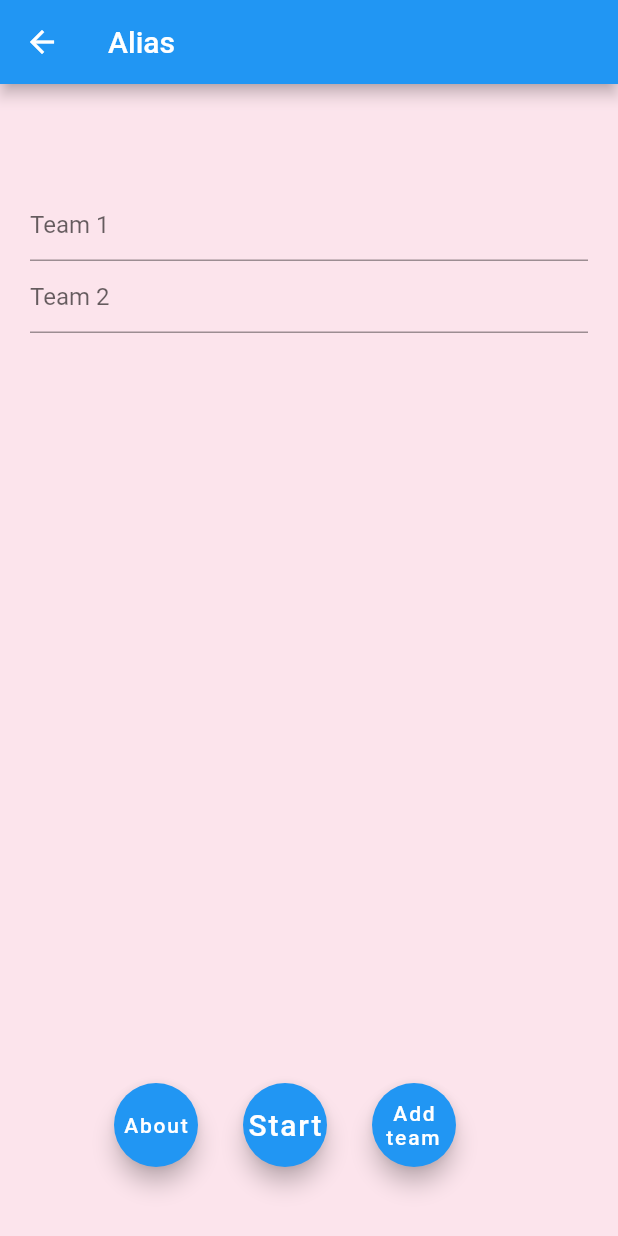
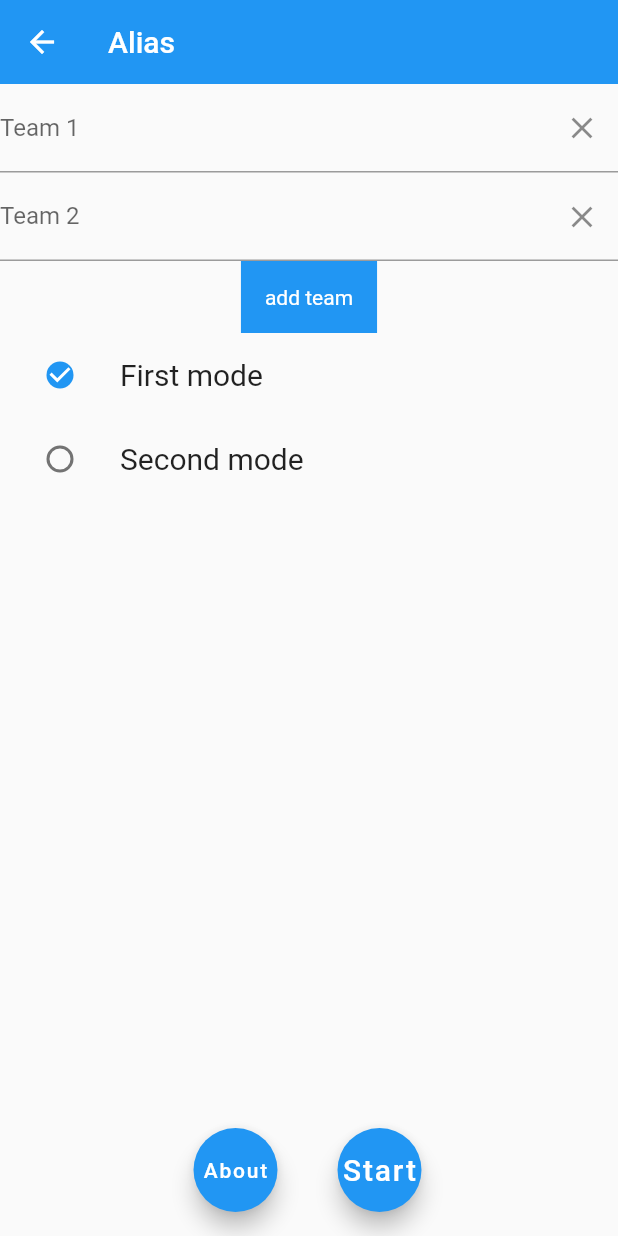
Before and after one commit to ComputerScienceHayk/three_in_one_game, a Flutter app: the screen it shows after launch, after a tap on "ALIAS", on a phone screen of 412 x 824 dp. Run offline on Flutter 3.47's test engine with Material 2 defaults, Android fonts, the phone set to English and light mode, and no system bars; our stand-ins replace circular_check_box, share, shared_preferences, timer_count_down.

Commit message:
Alias interim version

```diff
--- a/lib/localization/langs/am.json
+++ b/lib/localization/langs/am.json
@@ -5,5 +5,8 @@
   "ALIAS": "ԱԼԻԱՍ",
   "PANTAMIMA": "ՊԱՆՏԱՄԻՄԱ",
   "BLIPEL": "ԲԼԻՊԵԼ",
-  "START": "ՍԿՍԵԼ"
+  "START": "ՍԿՍԵԼ",
+  "NEXT": "ՀԱՋՈՐԴԸ",
+  "ACCEPT": "ԸՆԴՈւՆԵԼ",
+  "FAIL" : "ՁԱԽՈՂՈՒՄ",
 }
--- a/lib/localization/langs/en.json
+++ b/lib/localization/langs/en.json
@@ -5,5 +5,8 @@
   "ALIAS": "ALIAS",
   "PANTAMIMA": "PANTAMIMA",
   "BLIPEL": "BLIPEL",
-  "START": "START"
+  "START": "START",
+  "NEXT" : "NEXT",
+  "ACCEPT" : "ACCEPT",
+  "FAIL": "FAIL"
 }
--- a/lib/localization/langs/ru.json
+++ b/lib/localization/langs/ru.json
@@ -5,5 +5,8 @@
   "ALIAS": "АЛИАС",
   "PANTAMIMA": "ПАНТАМИМА",
   "BLIPEL": "БЛИПЕЛ",
-  "START": "НАЧАТЬ"
+  "START": "НАЧАТЬ",
+  "NEXT": "СЛЕДУЮЩИЙ",
+  "ACCEPT":"ПРИНИМАТЬ",
+  "FAIL": "ПРОВАЛ"
 }
--- a/lib/screens/Alias.dart
+++ b/lib/screens/Alias.dart
@@ -1,12 +1,23 @@
+// import 'dart:html';
 import 'dart:ui';
+import 'package:flutter/cupertino.dart';
 import 'package:flutter/material.dart';
 import 'package:three_in_one_game/localization/consts.dart';
 import 'package:three_in_one_game/localization/langs.dart';
 import 'package:three_in_one_game/styles/styles.dart';
 import '../main.dart';
 import 'AboutAlias.dart';
+import 'AliasFirstModeStart.dart';
+import 'package:circular_check_box/circular_check_box.dart';
+import 'AliasSecondModeStart.dart';
 
 class Alias extends StatefulWidget {
+  const Alias({
+    this.initialCount = 2,
+  });
+
+  final int initialCount;
+
   @override
   _AliasState createState() => _AliasState();
 }
@@ -16,71 +27,227 @@ class _AliasState extends State<Alias> {
     Locale _locale = await setLocale(language.languageCode);
     ThreeInOne.setLocale(context, _locale);
   }
-  final List<Widget> list = new List<Widget>();
+
+  int fieldCount = 0;
+  int nextIndex = 0;
+  List<TextEditingController> controllers = <TextEditingController>[];
+
+  List<Widget> _buildList() {
+    int i;
+    if (controllers.length < fieldCount) {
+      for (i = controllers.length; i < fieldCount; i++) {
+        controllers.add(TextEditingController());
+      }
+    }
+    i = 0;
+    return controllers.map<Widget>((TextEditingController controller) {
+      int displayNumber = i + 1;
+      i++;
+      return TextField(
+        controller: controller,
+        maxLength: 20,
+        decoration: InputDecoration(
+          labelText: "Team $displayNumber",
+          counterText: "",
+          suffixIcon: IconButton(
+            icon: Icon(Icons.clear),
+            onPressed: () {
+              setState(() {
+                fieldCount--;
+                controllers.remove(controller);
+              });
+            },
+          ),
+        ),
+      );
+    }).toList(); // convert to a list
+  }
+
+  bool valuefirst = true;
+  bool valuesecond = false;
+  bool hideField = false;
+
+  showAlertDialog(BuildContext context) {
+    Widget okButton = FlatButton(
+      child: Text("OK"),
+      onPressed: () {
+        Navigator.of(context).pop();
+      },
+    );
+    AlertDialog alert = AlertDialog(
+      title: Text("Please select a mode"),
+      actions: [
+        okButton,
+      ],
+    );
+    showDialog(
+      context: context,
+      builder: (BuildContext context) {
+        return alert;
+      },
+    );
+  }
+
+  showAlertDialog1(BuildContext context) {
+    Widget okButton = FlatButton(
+      child: Text("OK"),
+      onPressed: () {
+        Navigator.of(context).pop();
+      },
+    );
+    AlertDialog alert = AlertDialog(
+      title: Text("There must be at least one team"),
+      content: Text("Please add team"),
+      actions: [
+        okButton,
+      ],
+    );
+    showDialog(
+      context: context,
+      builder: (BuildContext context) {
+        return alert;
+      },
+    );
+  }
 
   @override
   Widget build(BuildContext context) {
-    if (list.length < 3) {
-      list.add(new TextField(
-        decoration: InputDecoration(hintText: 'Team ${list.length + 1}'),
-      ));
-      list.add(new TextField(
-        decoration: InputDecoration(hintText: 'Team ${list.length + 1}'),
-      ));
-    }
-    return new Scaffold(
-        backgroundColor: alias,
-        appBar: AppBar(
-          title: Text("Alias"),
-        ),
-        body: ListView(
+    final List<Widget> player = _buildList();
+    player.add(
+      GestureDetector(
+          onTap: () {
+            setState(() {
+              fieldCount++;
+            });
+          },
+          child: Column(
             children: [
-            Padding(
-              padding: const EdgeInsets.only(top: 50),
-              child: new Container(
-                padding: EdgeInsets.all(20.0),
-                child: new ListView.builder(
-                  scrollDirection: Axis.vertical,
-                  shrinkWrap: true,
-                  itemBuilder: (context, index) {
-                    Widget widget = list.elementAt(index);
-                    return widget;
-                  },
-                  itemCount: list.length,
+              Container(
+                color: Colors.blue,
+                child: Padding(
+                  padding: const EdgeInsets.all(16),
+                  child: Text(
+                    'add team',
+                    style: TextStyle(
+                      color: Colors.white,
                     ),
                   ),
                 ),
+              ),
+              ListTile(
+                leading: CircularCheckBox(
+                  value: this.valuefirst,
+                  onChanged: (bool value) {
+                    setState(() {
+                      if (this.valuesecond == value) {
+                        this.valuefirst = value;
+                        this.valuesecond = false;
+                      } else {
+                        this.valuefirst = value;
+                      }
+                    });
+                  },
+                ),
+                title: Text(
+                  "First mode",
+                  style: TextStyle(fontSize: 20),
+                ),
+              ),
+              ListTile(
+                leading: CircularCheckBox(
+                  value: this.valuesecond,
+                  onChanged: (bool value) {
+                    setState(() {
+                      if (this.valuefirst == value) {
+                        this.valuesecond = value;
+                        this.valuefirst = false;
+                      } else {
+                        this.valuesecond = value;
+                      }
+                    });
+                  },
+                ),
+                title: Text(
+                  "Second mode",
+                  style: TextStyle(fontSize: 20),
+                ),
+              ),
             ],
-        ),
+          )),
+    );
+    return new Scaffold(
+        appBar: AppBar(
+            elevation: 0.0, backgroundColor: Colors.blue, title: Text("Alias")),
+        body: ListView(
+            padding: EdgeInsets.all(0),
+            shrinkWrap: true,
+            physics: NeverScrollableScrollPhysics(),
+            children: player),
         floatingActionButton: Row(
           mainAxisAlignment: MainAxisAlignment.center,
           children: [
-              FloatingActionButton(child: Text("About"), onPressed: () {
+            Padding(
+              padding: const EdgeInsets.only(left: 30, right: 20),
+              child: FloatingActionButton(
+                  child: Text("About"),
+                  onPressed: () {
                     Navigator.push(
                       context,
                       MaterialPageRoute(builder: (context) => AboutAlias()),
                     );
                   },
                   heroTag: null),
-
+            ),
             Padding(
-              padding: const EdgeInsets.all(30),
-              child: FloatingActionButton(child: Text("Start",style: TextStyle(fontSize: 20),), onPressed: () {},
+              padding: const EdgeInsets.only(left: 20),
+              child: FloatingActionButton(
+                  child: Text(
+                    "Start",
+                    style: TextStyle(fontSize: 20),
+                  ),
+                  onPressed: () {
+                    if (this.fieldCount == 0) {
+                      showAlertDialog1(context);
+                    }
+                    if (this.valuefirst == true) {
+                      Navigator.push(
+                          context,
+                          MaterialPageRoute(
+                              builder: (context) => AliasFirstModeStart()));
+                    } else if (this.valuefirst == false &&
+                        valuesecond == true) {
+                      Navigator.push(
+                          context,
+                          MaterialPageRoute(
+                              builder: (context) => AliasSecondModeStart()));
+                    } else if (valuefirst & valuesecond == false) {
+                      showAlertDialog(context);
+                    }
+                  },
                   heroTag: null),
-            ),
-            FloatingActionButton(
-              onPressed: () {
-                list.add(new TextField(
-                  decoration:
-                      InputDecoration(hintText: 'Team ${list.length + 1}'),
-                ));
-                setState(() {});
-              },
-              heroTag: null,
-              child:Text(" Add \nteam")
-            ),
-
+            )
           ],
         ));
   }
+
+  @override
+  void initState() {
+    super.initState();
+    fieldCount = widget.initialCount;
   }
+
+  @override
+  void dispose() {
+    super.dispose();
+  }
+
+  @override
+  void didUpdateWidget(Alias oldWidget) {
+    super.didUpdateWidget(oldWidget);
+  }
+
+  @override
+  void didChangeDependencies() {
+    super.didChangeDependencies();
+  }
+}
```
Also changed, not shown: lib/screens/AliasFirstModeStart.dart (added, +266 -0 lines), lib/screens/AliasSecondModeStart.dart (added, +145 -0 lines), lib/screens/Score.dart (added, +33 -0 lines), pubspec.yaml (+5 -4 lines), pubspec.lock. Lines whose indentation alone changed are shown as unchanged.
